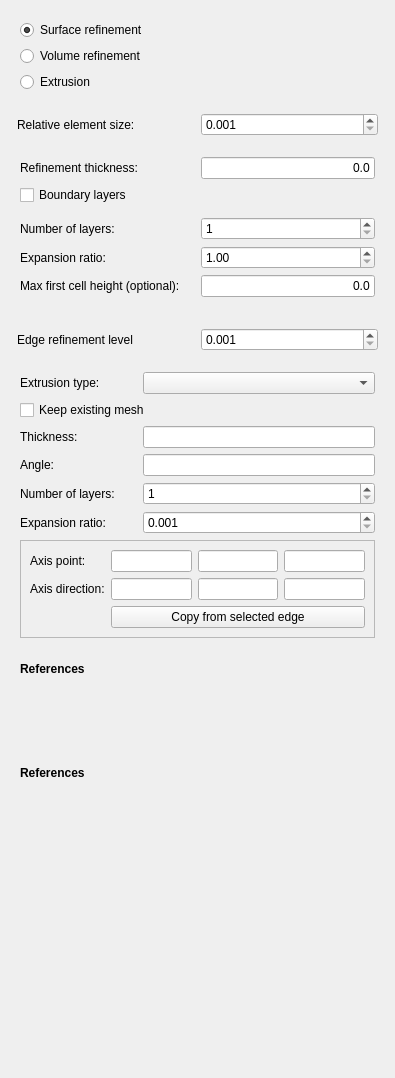
This is core/gui/TaskPanelCfdMeshRefinement.ui in jaheyns/CfdOF as Qt 5 draws it before an edit. The edited form follows.
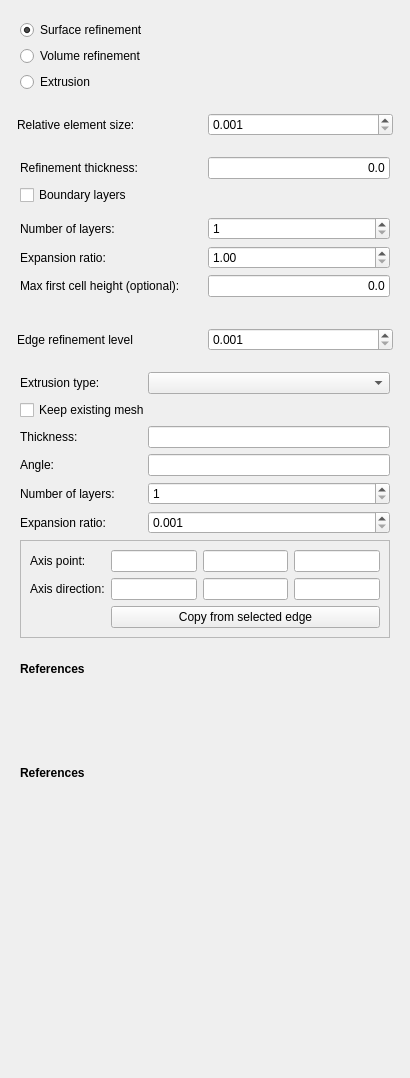
This is the edited form. Custom widgets are drawn as their Qt base class.

Commit message: Switch off first layer height as we dont support this for SHM

```diff
--- a/core/gui/TaskPanelCfdMeshRefinement.ui
+++ b/core/gui/TaskPanelCfdMeshRefinement.ui
@@ -6,7 +6,7 @@
    <rect>
     <x>0</x>
     <y>0</y>
-    <width>395</width>
+    <width>410</width>
     <height>1078</height>
    </rect>
   </property>
@@ -692,7 +692,6 @@
        <widget class="QLabel" name="label_4">
         <property name="font">
          <font>
-          <weight>75</weight>
           <bold>true</bold>
          </font>
         </property>
@@ -748,7 +747,6 @@
        <widget class="QLabel" name="label">
         <property name="font">
          <font>
-          <weight>75</weight>
           <bold>true</bold>
          </font>
         </property>
```
Left out of the diff: 2 changed lines with no effect on the pictures. The commit also changes 1 other file.
